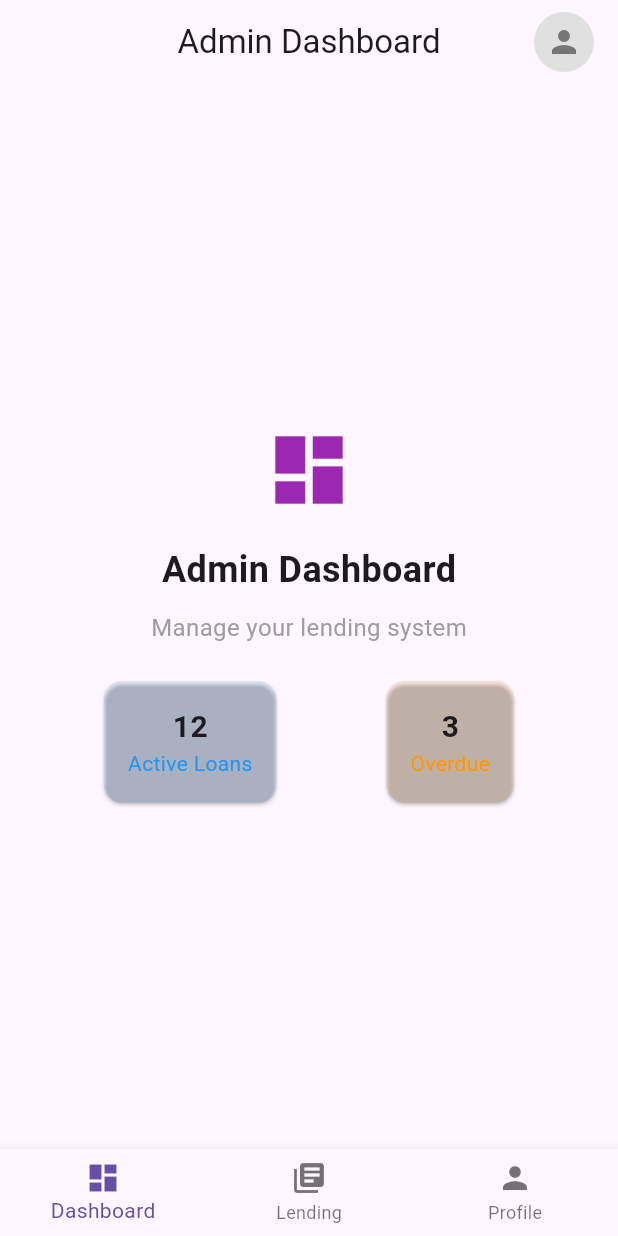
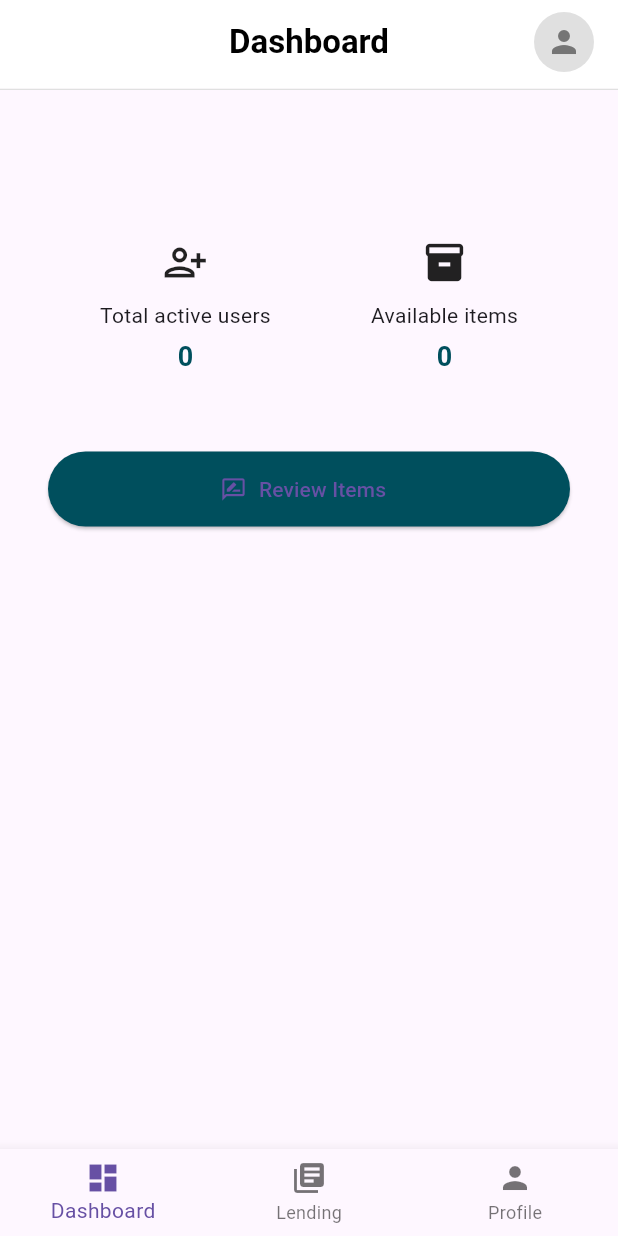
Before and after one commit to Zufan-Hadgu/Sharify_flutter_app, a Flutter app: the AdminDashboardScreen screen opened by its route, on a phone screen of 412 x 824 dp. Run offline on Flutter 3.47's test engine with Material 3 defaults, Android fonts, the phone set to English and light mode, and no system bars; our stand-ins replace dartz, dio, flutter_riverpod, freezed_annotation, go_router, hooks_riverpod and 2 more; accounts and stored records are empty; network calls fail; statements that could not run were skipped.

Commit message:
some changes

```diff
--- a/frontend/lib/core/network/dio_client.dart
+++ b/frontend/lib/core/network/dio_client.dart
@@ -2,7 +2,7 @@ import 'package:dio/dio.dart';
 
 class DioClient {
   static final Dio _dio = Dio(BaseOptions(
-    baseUrl: "http://10.0.2.2:4000",
+    baseUrl: "http://localhost:4000",
     connectTimeout: Duration(seconds: 10),
     receiveTimeout: Duration(seconds: 10),
     headers: {
--- a/frontend/lib/presentation/pages/admin/admin_home.dart
+++ b/frontend/lib/presentation/pages/admin/admin_home.dart
@@ -1,37 +1,54 @@
-import 'package:flutter/cupertino.dart';
 import 'package:flutter/material.dart';
-
+import 'package:hooks_riverpod/hooks_riverpod.dart';
+import '../../providers/admin/admin_dashboard_provider.dart';
 import '../auth/base_screen.dart';
 
-class AdminDashboardScreen extends StatelessWidget {
+class AdminDashboardScreen extends ConsumerWidget {
+  const AdminDashboardScreen({Key? key}) : super(key: key);
+
   @override
-  Widget build(BuildContext context) {
+  Widget build(BuildContext context, WidgetRef ref) {
+    final state = ref.watch(adminDashboardProvider);
+
     return BaseScreen(
       role: "admin",
       currentRoute: '/admin_home',
-      child: Center(
+      child: SafeArea(
         child: Column(
-          mainAxisAlignment: MainAxisAlignment.center,
+          crossAxisAlignment: CrossAxisAlignment.start,
           children: [
-            Icon(Icons.dashboard, size: 60, color: Colors.purple),
-            SizedBox(height: 20),
-            Text(
-              "Admin Dashboard",
-              style: TextStyle(fontSize: 24, fontWeight: FontWeight.bold),
-            ),
-            SizedBox(height: 10),
-            Text(
-              "Manage your lending system",
-              style: TextStyle(fontSize: 16, color: Colors.grey),
-            ),
-            SizedBox(height: 20),
-            // Quick stats example
+            const SizedBox(height: 100),
             Row(
               mainAxisAlignment: MainAxisAlignment.spaceEvenly,
               children: [
-                _buildStatCard("Active Loans", "12", Colors.blue),
-                _buildStatCard("Overdue", "3", Colors.orange),
+                _buildStatTile(
+                  icon: Icons.person_add_alt,
+                  label: 'Total active users',
+                  value: state.isLoading ? '...' : state.totalUsers.toString(),
+                ),
+                _buildStatTile(
+                  icon: Icons.inventory_2,
+                  label: 'Available items',
+                  value: state.isLoading ? '...' : state.totalItems.toString(),
+                ),
               ],
+            ),
+            Padding(
+              padding: const EdgeInsets.fromLTRB(32.0, 50.0, 32.0, 0),
+              child: SizedBox(
+                width: double.infinity,
+                height: 50,
+                child: ElevatedButton.icon(
+                  style: ElevatedButton.styleFrom(
+                    backgroundColor: const Color(0xFF004F5D),
+                  ),
+                  icon: const Icon(Icons.rate_review_outlined),
+                  onPressed: () {
+                    // TODO: Navigate to review items page
+                  },
+                  label: const Text("Review Items"),
+                ),
+              ),
             ),
           ],
         ),
@@ -39,18 +56,26 @@ class AdminDashboardScreen extends StatelessWidget {
     );
   }
 
-  Widget _buildStatCard(String title, String value, Color color) {
-    return Card(
-      color: color.withOpacity(0.1),
-      child: Padding(
-        padding: EdgeInsets.all(16),
-        child: Column(
-          children: [
-            Text(value, style: TextStyle(fontSize: 20, fontWeight: FontWeight.bold)),
-            Text(title, style: TextStyle(color: color)),
-          ],
+  Widget _buildStatTile({
+    required IconData icon,
+    required String label,
+    required String value,
+  }) {
+    return Column(
+      children: [
+        Icon(icon, size: 30),
+        const SizedBox(height: 10),
+        Text(label, style: const TextStyle(fontSize: 14)),
+        const SizedBox(height: 5),
+        Text(
+          value,
+          style: const TextStyle(
+            fontSize: 18,
+            fontWeight: FontWeight.bold,
+            color: Color(0xFF004F5D),
+          ),
         ),
-      ),
+      ],
     );
   }
 }
--- a/frontend/lib/presentation/pages/auth/base_screen.dart
+++ b/frontend/lib/presentation/pages/auth/base_screen.dart
@@ -18,7 +18,7 @@ class BaseScreen extends StatelessWidget {
     if (role == "admin") {
       switch (currentRoute) {
         case '/admin_home':
-          return "Admin Dashboard";
+          return "Dashboard"; // ✅ Changed from "Admin Dashboard"
         case '/lending':
           return "Lending";
         case '/profile':
@@ -70,9 +70,27 @@ class BaseScreen extends StatelessWidget {
   @override
   Widget build(BuildContext context) {
     return Scaffold(
-      appBar: AppBar(
-        title: Text(_getAppBarTitle()),
+      appBar: PreferredSize(
+        preferredSize: Size.fromHeight(60),
+        child: Container(
+          decoration: BoxDecoration(
+            border: Border(
+              bottom: BorderSide(color: Colors.grey.shade300, width: 1), // ✅ Added grey bottom line
+            ),
+          ),
+          child: AppBar(
+            backgroundColor: Colors.white,
+            elevation: 0,
             centerTitle: true,
+            automaticallyImplyLeading: false,
+            title: Text(
+              _getAppBarTitle(),
+              style: TextStyle(
+                fontSize: 22, // ✅ Increased font size
+                fontWeight: FontWeight.bold, // ✅ Made it bold
+                color: Colors.black,
+              ),
+            ),
             actions: [
               // Profile avatar (top-right corner)
               Padding(
@@ -89,6 +107,8 @@ class BaseScreen extends StatelessWidget {
                 ),
               ),
             ],
+          ),
+        ),
       ),
       body: child,
       bottomNavigationBar: BottomNavigationBar(
--- /dev/null
+++ b/frontend/lib/presentation/providers/admin/admin_dashboard_notifier.dart
@@ -0,0 +1,34 @@
+import 'package:hooks_riverpod/hooks_riverpod.dart';
+import '../../../domain/usecase/admin/get_total_users_usecase.dart';
+import '../../../domain/usecase/admin/get_total_items_usecase.dart';
+import 'admin_dashboard_state.dart';
+
+class AdminDashboardNotifier extends StateNotifier<AdminDashboardState> {
+  final GetTotalUsersUseCase getUsersUseCase;
+  final GetTotalItemsUseCase getItemsUseCase;
+
+  AdminDashboardNotifier(this.getUsersUseCase, this.getItemsUseCase)
+      : super(AdminDashboardState.initial()) {
+    loadDashboardData();
+  }
+
+  Future<void> loadDashboardData() async {
+    state = state.copyWith(isLoading: true);
+    try {
+      final users = await getUsersUseCase();
+      final items = await getItemsUseCase();
+
+      print('Total users from backend: $users');
+      print('Available items from backend: $items');
+
+      state = state.copyWith(
+        totalUsers: users,
+        totalItems: items,
+        isLoading: false,
+      );
+    } catch (e) {
+      print(' Error loading dashboard data: $e');
+      state = state.copyWith(isLoading: false);
+    }
+  }
+}
--- /dev/null
+++ b/frontend/lib/presentation/providers/admin/admin_dashboard_provider.dart
@@ -0,0 +1,25 @@
+import 'package:hooks_riverpod/hooks_riverpod.dart';
+import '../../../../core/network/api_provider.dart';
+import '../../../domain/usecase/admin/get_total_users_usecase.dart';
+import '../../../domain/usecase/admin/get_total_items_usecase.dart';
+import '../../../infrastructure/datasources/remote/admin_remote_datasource.dart';
+import '../../../../infrastructure/repositories/admin_repository_impl.dart';
+import 'admin_dashboard_notifier.dart';
+import 'admin_dashboard_state.dart';
+
+final apiProvider = Provider((ref) => ApiProvider());
+
+final adminRemoteProvider = Provider((ref) => AdminRemoteDataSource(ref.watch(apiProvider)));
+
+final adminRepositoryProvider = Provider((ref) => AdminRepositoryImpl(ref.watch(adminRemoteProvider)));
+
+final getTotalUsersUseCaseProvider = Provider((ref) => GetTotalUsersUseCase(ref.watch(adminRepositoryProvider)));
+
+final getTotalItemsUseCaseProvider = Provider((ref) => GetTotalItemsUseCase(ref.watch(adminRepositoryProvider)));
+
+final adminDashboardProvider =
+StateNotifierProvider<AdminDashboardNotifier, AdminDashboardState>((ref) {
+  final users = ref.watch(getTotalUsersUseCaseProvider);
+  final items = ref.watch(getTotalItemsUseCaseProvider);
+  return AdminDashboardNotifier(users, items);
+});
--- a/frontend/pubspec.yaml
+++ b/frontend/pubspec.yaml
@@ -28,6 +28,7 @@ environment:
 # the latest version available on pub.dev. To see which dependencies have newer
 # versions available, run `flutter pub outdated`.
 dependencies:
+  provider: ^6.1.1
   flutter:
     sdk: flutter
 
```
Also changed, not shown: frontend/lib/core/errors/failures.dart (+10 -2 lines), frontend/lib/infrastructure/models/dashboard_stats_model.dart (added, +37 -0 lines), frontend/lib/presentation/providers/admin/admin_dashboard_state.dart (added, +29 -0 lines), frontend/lib/presentation/pages/user/profile_screen.dart (line endings or trailing spaces), frontend/pubspec.lock. Lines whose indentation alone changed are shown as unchanged.
